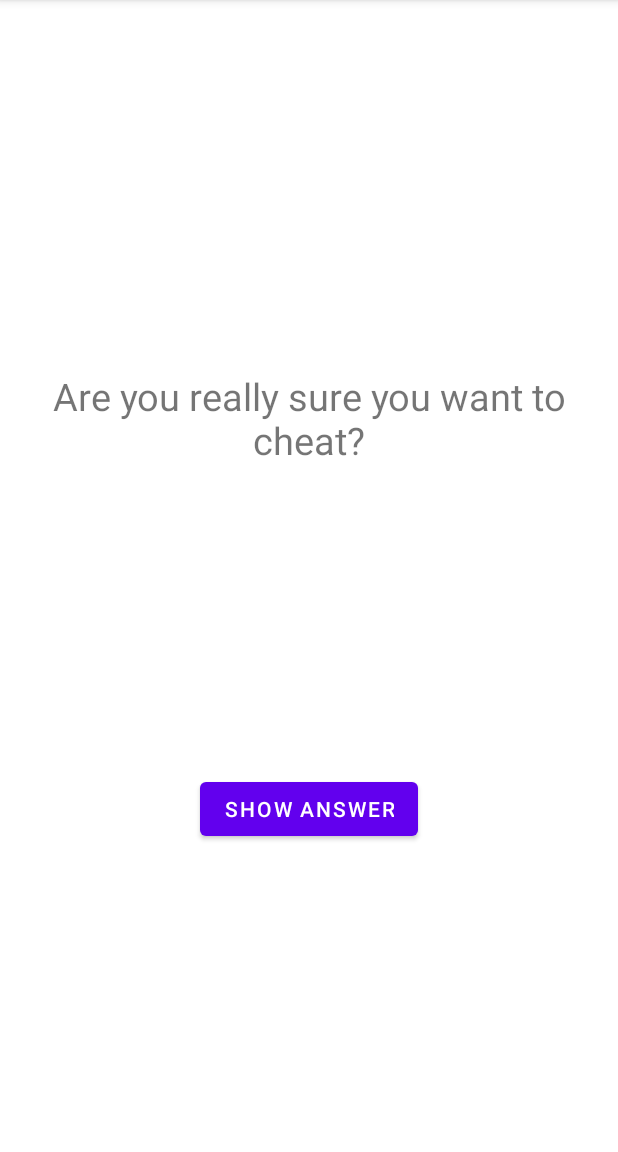
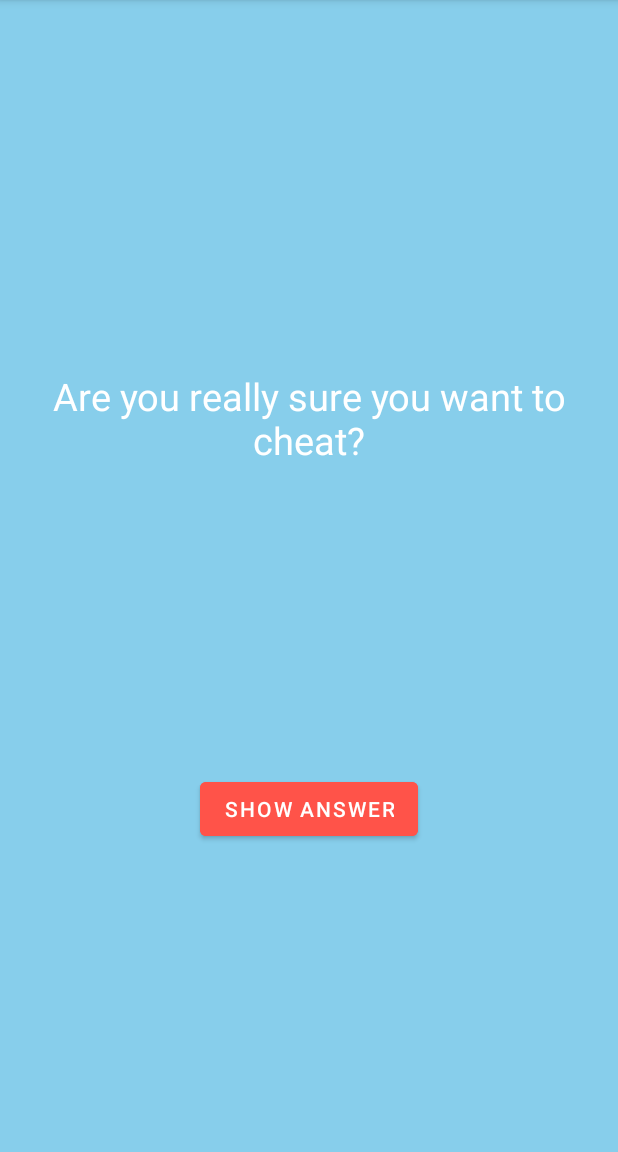
Before and after one commit to SeanRoon/Quiz_App, an Android app: the fragment CheatFragment placed in its activity, on a phone screen of 412 x 824 dp, the part 84-1236 px from its top. Run offline under Robolectric (Android 15) with nearby library versions, the phone set to English and light mode, and no system bars; 2 statements that could not run were skipped.

Commit message:
commit 1

```diff
--- a/app/src/main/res/layout/fragment_cheat.xml
+++ b/app/src/main/res/layout/fragment_cheat.xml
@@ -4,12 +4,14 @@
     xmlns:tools="http://schemas.android.com/tools"
     android:layout_width="match_parent"
     android:layout_height="match_parent"
+    android:background="@color/sky_blue"
     tools:context=".CheatFragment">
 
     <Button
         android:id="@+id/show_answer_button"
         android:layout_width="wrap_content"
         android:layout_height="wrap_content"
+        android:backgroundTint="@color/orange_red"
         android:text="@string/show_answer_button"
         app:layout_constraintBottom_toBottomOf="parent"
         app:layout_constraintEnd_toEndOf="parent"
@@ -22,6 +24,7 @@
         android:layout_height="wrap_content"
         android:gravity="center"
         android:text="@string/ask_user_if_they_want_to_cheat"
+        android:textColor="@color/white"
         android:textSize="25sp"
         app:layout_constraintBottom_toBottomOf="parent"
         app:layout_constraintTop_toTopOf="parent"
@@ -32,6 +35,7 @@
         android:layout_width="wrap_content"
         android:layout_height="wrap_content"
         android:textAllCaps="true"
+        android:textColor="@color/white"
         android:textSize="25sp"
         app:layout_constraintBottom_toTopOf="@+id/show_answer_button"
         app:layout_constraintEnd_toEndOf="parent"
--- a/app/src/main/res/navigation/nav_graph.xml
+++ b/app/src/main/res/navigation/nav_graph.xml
@@ -13,15 +13,15 @@
         <action
             android:id="@+id/action_mainFragment_to_cheatFragment"
             app:destination="@id/cheatFragment" />
+        <action
+            android:id="@+id/action_mainFragment_to_gameWonFragment"
+            app:destination="@id/gameWonFragment" />
     </fragment>
     <fragment
         android:id="@+id/cheatFragment"
         android:name="com.example.quizapp.CheatFragment"
         android:label="fragment_cheat"
         tools:layout="@layout/fragment_cheat" >
-        <action
-            android:id="@+id/action_cheatFragment_to_gameWonFragment"
-            app:destination="@id/gameWonFragment" />
         <argument
             android:name="answer"
             app:argType="boolean" />
@@ -30,5 +30,9 @@
         android:id="@+id/gameWonFragment"
         android:name="com.example.quizapp.GameWonFragment"
         android:label="fragment_game_won"
-        tools:layout="@layout/fragment_game_won" />
+        tools:layout="@layout/fragment_game_won" >
+        <argument
+            android:name="numOfIncorrect"
+            app:argType="integer" />
+    </fragment>
 </navigation>
--- a/app/src/main/res/values/strings.xml
+++ b/app/src/main/res/values/strings.xml
@@ -15,5 +15,6 @@
     <string name="ask_user_if_they_want_to_cheat">Are you really sure you want to cheat?</string>
     <string name="show_answer_button">Show Answer</string>
     <string name="cheating_is_bad">Cheating is wrong</string>
+    <string name="win_text">You Won!</string>
     <string name="hello_blank_fragment">Hello blank fragment</string>
 </resources>
```
Also changed, not shown: app/src/main/java/com/example/quizapp/GameWonFragment.kt (+10 -3 lines), app/src/main/java/com/example/quizapp/MainFragment.kt (+7 -0 lines), app/src/main/res/layout/fragment_game_won.xml (+27 -6 lines).
